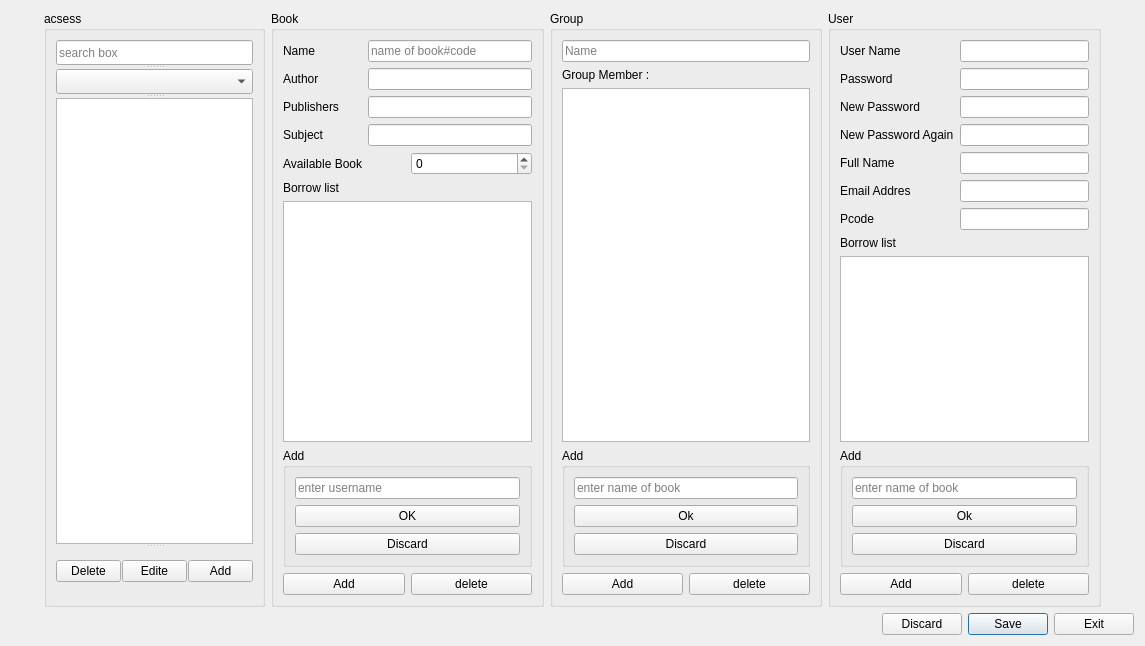
Before: the Qt Designer form manage.ui in mat-mot/ap-final-project, drawn with Qt 5.
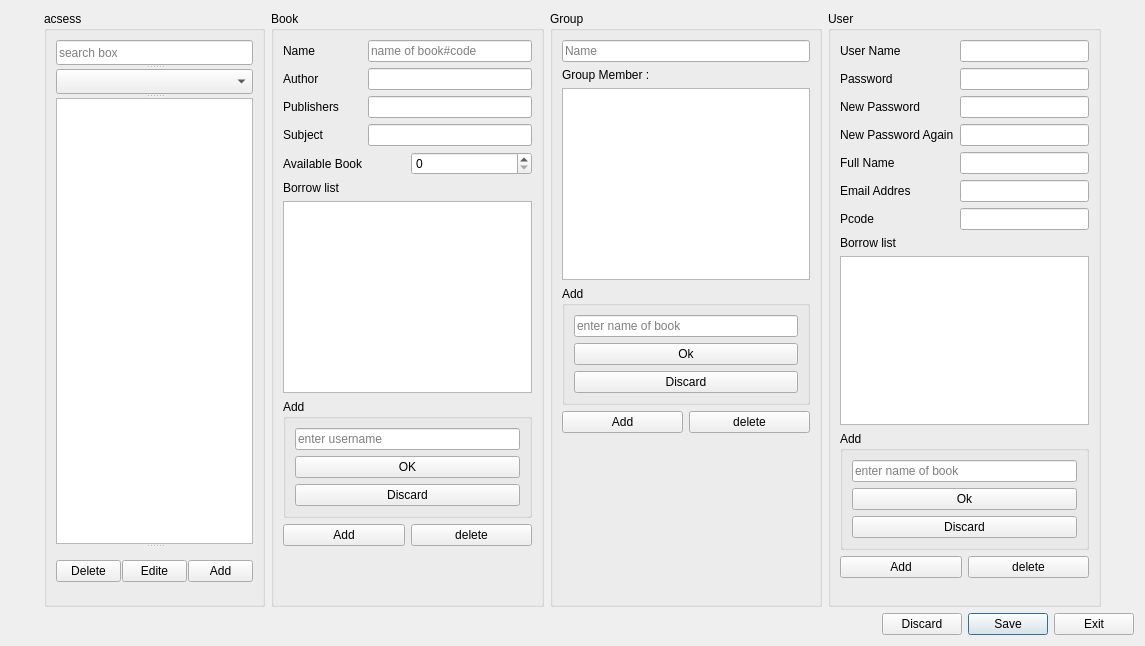
After: the same form once the commit is applied. Icons and pictures are not drawn.

Commit message: the manage page finished and design just left over

What changed in the file:
```diff
--- a/manage.ui
+++ b/manage.ui
@@ -420,6 +420,19 @@
           </item>
          </layout>
         </item>
+        <item>
+         <spacer name="verticalSpacer">
+          <property name="orientation">
+           <enum>Qt::Vertical</enum>
+          </property>
+          <property name="sizeHint" stdset="0">
+           <size>
+            <width>20</width>
+            <height>40</height>
+           </size>
+          </property>
+         </spacer>
+        </item>
        </layout>
       </widget>
      </item>
@@ -505,6 +518,19 @@
           </item>
          </layout>
         </item>
+        <item>
+         <spacer name="verticalSpacer_2">
+          <property name="orientation">
+           <enum>Qt::Vertical</enum>
+          </property>
+          <property name="sizeHint" stdset="0">
+           <size>
+            <width>20</width>
+            <height>40</height>
+           </size>
+          </property>
+         </spacer>
+        </item>
        </layout>
       </widget>
      </item>
@@ -837,6 +863,19 @@
           </item>
          </layout>
         </item>
+        <item>
+         <spacer name="verticalSpacer_3">
+          <property name="orientation">
+           <enum>Qt::Vertical</enum>
+          </property>
+          <property name="sizeHint" stdset="0">
+           <size>
+            <width>20</width>
+            <height>40</height>
+           </size>
+          </property>
+         </spacer>
+        </item>
        </layout>
       </widget>
      </item>
```
The commit also changes 2 other files.
